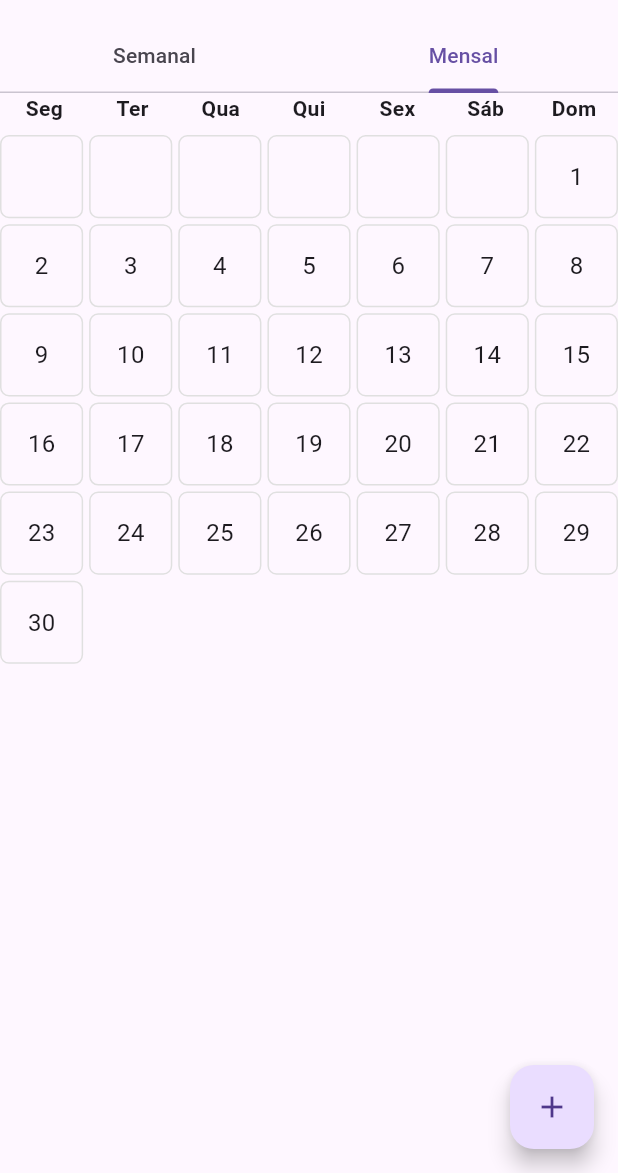
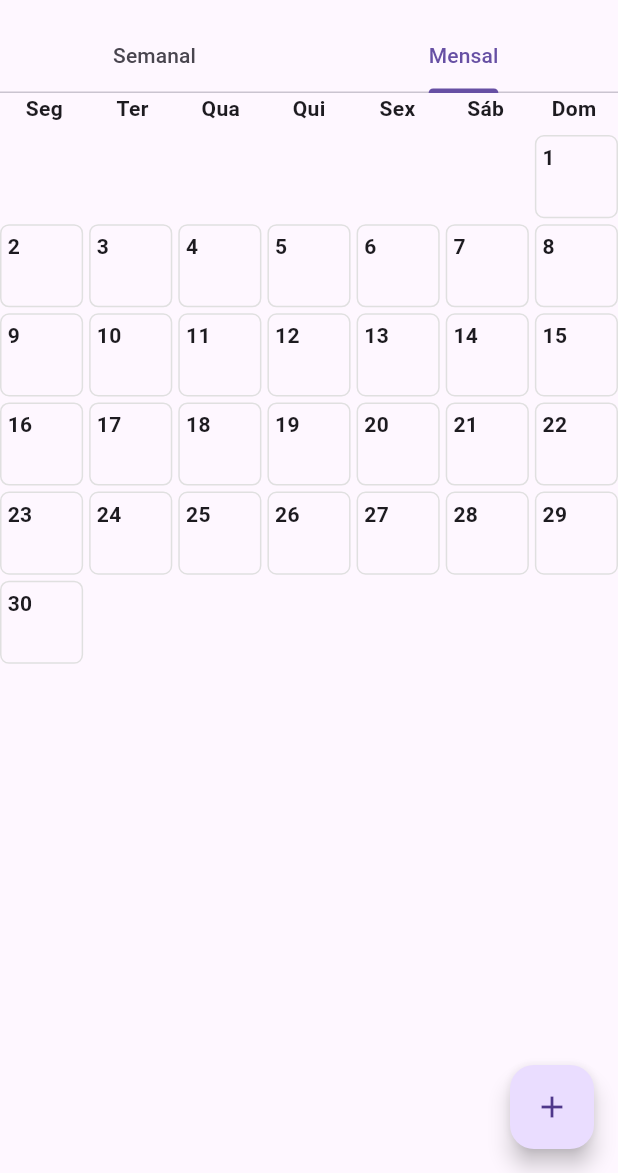
Before and after one commit to MarcelyMelo/DSI_grupo05_2025.1, a Flutter app: the SchedulePage screen opened directly, tab 2 chosen, on a phone screen of 412 x 824 dp, the part 63-1236 px from its top. Run offline on Flutter 3.47's test engine with Material 3 defaults, Android fonts, the phone set to English and light mode, and no system bars; our stand-ins replace flutter_map, geolocator, latlong2, permission_handler.

Commit message:
Criação, edição e visualização de tarefas através da aba mensal

```diff
--- a/lib/features/schedule/schedule_page.dart
+++ b/lib/features/schedule/schedule_page.dart
@@ -44,7 +44,7 @@ class _SchedulePageState extends State<SchedulePage> with SingleTickerProviderSt
         controller: _tabController,
         children: [
           WeeklyView(controller: _controller),
-          MonthlyView(),
+          MonthlyView(controller: _controller),
         ],
       ),
       floatingActionButton: FloatingActionButton(
--- a/lib/features/schedule/widgets/monthly_view.dart
+++ b/lib/features/schedule/widgets/monthly_view.dart
@@ -1,8 +1,13 @@
 import 'package:flutter/material.dart';
 import 'package:intl/intl.dart';
+import '../models/task_model.dart';
+import '../schedule_controller.dart';
+import '../pages/edit_task_page.dart';
 
 class MonthlyView extends StatelessWidget {
-  const MonthlyView({super.key});
+  final ScheduleController controller;
+
+  const MonthlyView({super.key, required this.controller});
 
   @override
   Widget build(BuildContext context) {
@@ -11,11 +16,11 @@ class MonthlyView extends StatelessWidget {
     final int daysInMonth = DateUtils.getDaysInMonth(now.year, now.month);
     final int startWeekday = firstDayOfMonth.weekday; // 1 = Monday
 
-    // Criar uma lista de todos os dias do mês com offset antes do primeiro dia
+    // Cria a grade de dias (com nulls para os espaços em branco)
     final List<DateTime?> calendarDays = List.generate(
       startWeekday - 1 + daysInMonth,
       (index) {
-        if (index < startWeekday - 1) return null; // espaços vazios
+        if (index < startWeekday - 1) return null;
         return DateTime(now.year, now.month, index - startWeekday + 2);
       },
     );
@@ -25,20 +30,20 @@ class MonthlyView extends StatelessWidget {
         // Cabeçalho com os dias da semana
         Row(
           mainAxisAlignment: MainAxisAlignment.spaceAround,
-          children: const [
-            'Seg', 'Ter', 'Qua', 'Qui', 'Sex', 'Sáb', 'Dom'
-          ].map((day) => Expanded(
+          children: const ['Seg', 'Ter', 'Qua', 'Qui', 'Sex', 'Sáb', 'Dom']
+              .map((day) => Expanded(
                     child: Center(
                       child: Text(
                         day,
                         style: TextStyle(fontWeight: FontWeight.bold),
                       ),
                     ),
-          )).toList(),
+                  ))
+              .toList(),
         ),
         const SizedBox(height: 8),
 
-        // Grade do calendário
+        // Grade de dias com tarefas
         Expanded(
           child: GridView.builder(
             itemCount: calendarDays.length,
@@ -49,16 +54,57 @@ class MonthlyView extends StatelessWidget {
             ),
             itemBuilder: (context, index) {
               final date = calendarDays[index];
+
+              if (date == null) {
+                return const SizedBox(); // espaço em branco
+              }
+
+              final tasksThisDay = controller.tasks.where((task) =>
+                  task.dueDate.year == date.year &&
+                  task.dueDate.month == date.month &&
+                  task.dueDate.day == date.day).toList();
+
               return Container(
+                padding: const EdgeInsets.all(4),
                 decoration: BoxDecoration(
                   border: Border.all(color: Colors.grey.shade300),
                   borderRadius: BorderRadius.circular(6),
                 ),
-                child: Center(
+                child: Column(
+                  crossAxisAlignment: CrossAxisAlignment.start,
+                  children: [
+                    Text('${date.day}', style: const TextStyle(fontWeight: FontWeight.bold)),
+
+                    // Tarefas do dia
+                    ...tasksThisDay.map((task) => GestureDetector(
+                          onTap: () async {
+                            final updated = await Navigator.push(
+                              context,
+                              MaterialPageRoute(
+                                builder: (_) => EditTaskPage(task: task, controller: controller),
+                              ),
+                            );
+                            if (updated == true) {
+                              (context as Element).markNeedsBuild();
+                            }
+                          },
+                          child: Container(
+                            width: double.infinity,
+                            margin: const EdgeInsets.only(top: 2),
+                            padding: const EdgeInsets.symmetric(horizontal: 4, vertical: 2),
+                            decoration: BoxDecoration(
+                              color: task.tagColor.withOpacity(0.8),
+                              borderRadius: BorderRadius.circular(4),
+                            ),
                             child: Text(
-                    date != null ? DateFormat.d().format(date) : '',
-                    style: const TextStyle(fontSize: 16),
+                              task.title,
+                              style: const TextStyle(fontSize: 10, color: Colors.white),
+                              overflow: TextOverflow.ellipsis,
+                              maxLines: 1,
                             ),
+                          ),
+                        )),
+                  ],
                 ),
               );
             },
```
Lines whose indentation alone changed are shown as unchanged.
